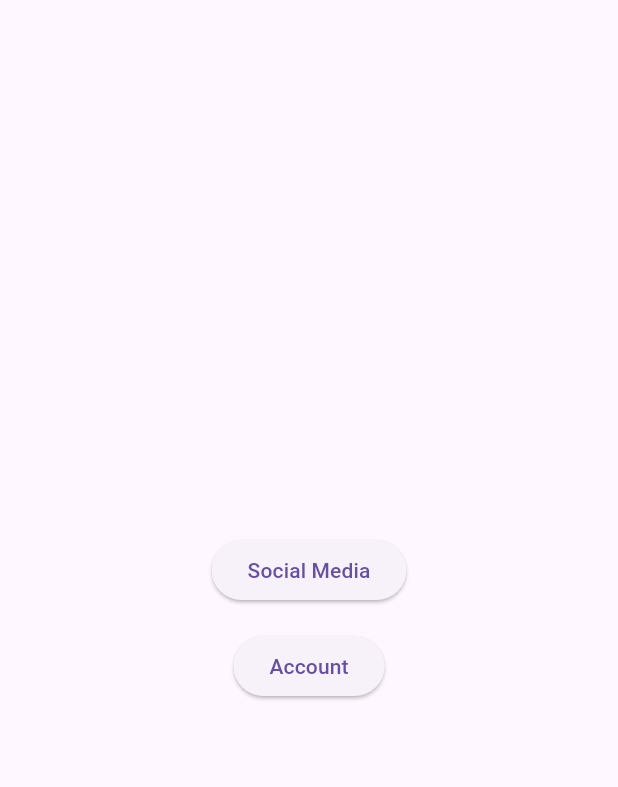
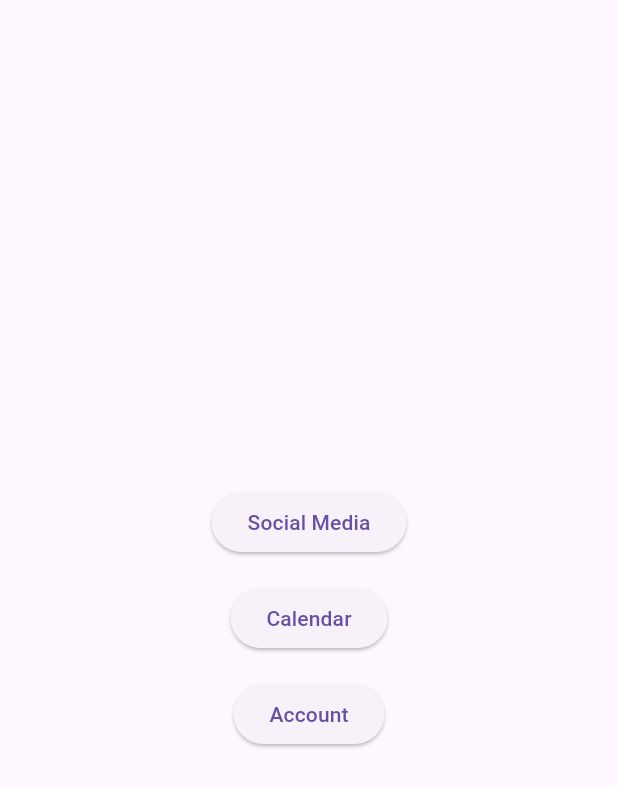
Before and after one commit to junhubdotcom/abovhack, a Flutter app: the screen it shows after launch, on a phone screen of 412 x 824 dp. Shown: the top 787 px of the screen. Run offline on Flutter 3.47's test engine with Material 3 defaults, Android fonts, the phone set to English and light mode, and no system bars; our stand-ins replace easy_debounce; missing offline and left inert: multi_chip_picker.

Commit message:
Update HomePage

```diff
--- a/lib/HomePage.dart
+++ b/lib/HomePage.dart
@@ -1,5 +1,6 @@
 import 'package:abovhack/SocialMedia/InterestsPage.dart';
 import 'package:abovhack/Account/UserInfo.dart';
+import 'package:abovhack/FinancialCalendarPage.dart';
 import 'package:flutter/material.dart';
 
 class HomePage extends StatelessWidget {
@@ -23,6 +24,16 @@ HomePage({super.key});
             ),
             SizedBox(height: 16),
             ElevatedButton(
+              child: Text('Calendar'),
+              onPressed: () {
+                Navigator.push(
+                  context,
+                  MaterialPageRoute(builder: (context) => Container(child: FinancialCalendarPage())),
+                );
+              },
+            ),
+            SizedBox(height: 16),
+            ElevatedButton(
               child: Text('Account'),
               onPressed: () {
                 Navigator.push(
```
